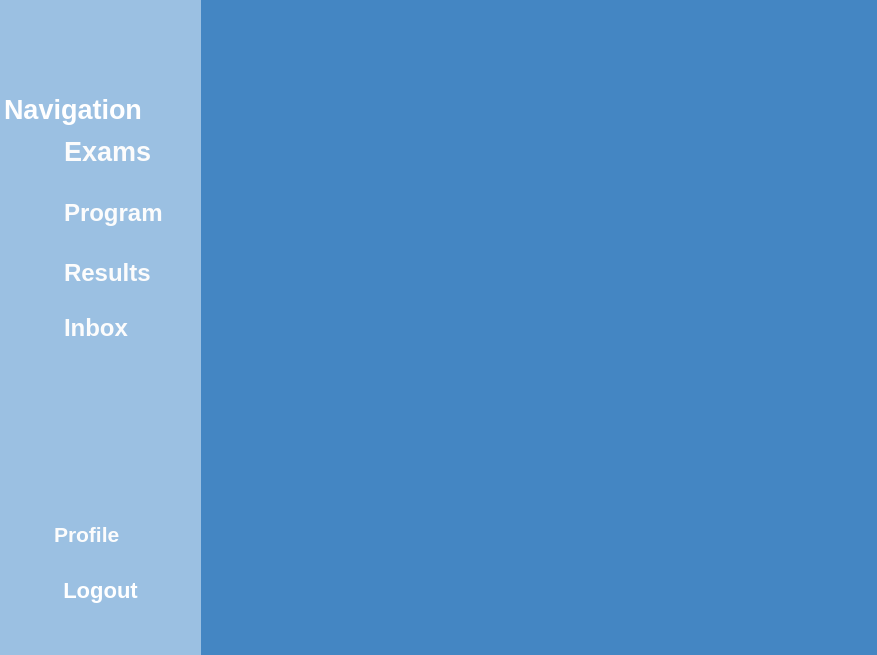
codingburgas/sprint-eschool-ag-universe, file AGUniverse/presentationLayer/main_menu.ui: the form before one commit.
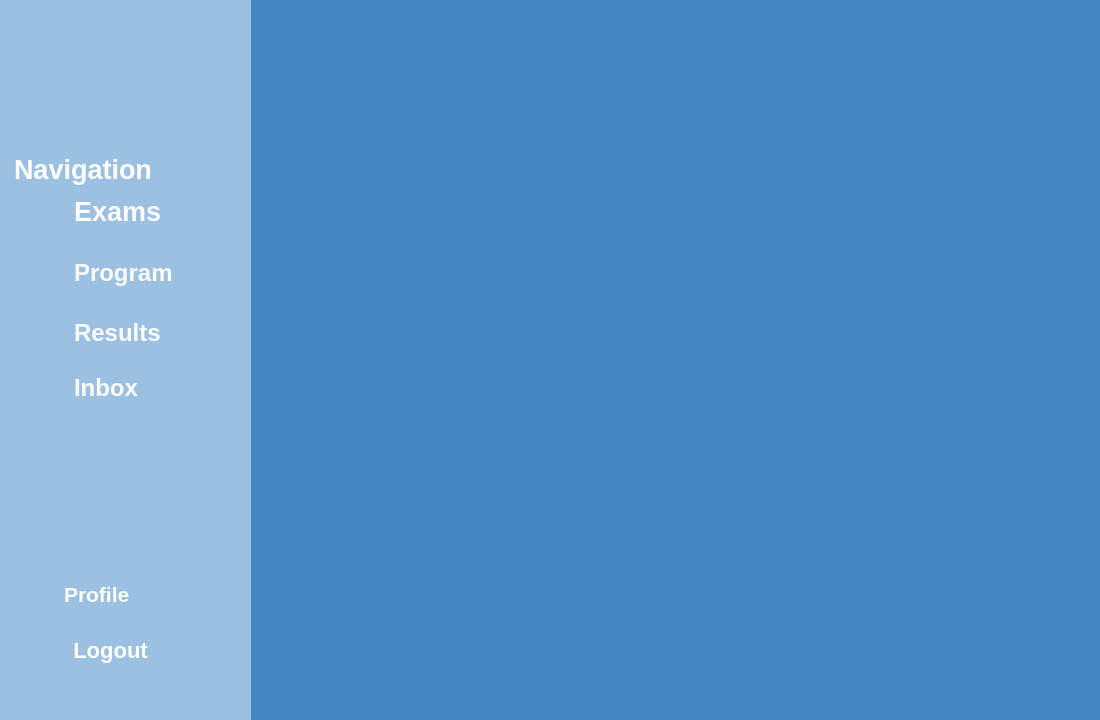
The form after the commit. Icons and pictures are not drawn.

```diff
--- a/AGUniverse/presentationLayer/main_menu.ui
+++ b/AGUniverse/presentationLayer/main_menu.ui
@@ -6,8 +6,8 @@
    <rect>
     <x>0</x>
     <y>0</y>
-    <width>877</width>
-    <height>655</height>
+    <width>1100</width>
+    <height>720</height>
    </rect>
   </property>
   <property name="cursor">
@@ -22,22 +22,13 @@
     <height>30</height>
    </size>
   </property>
-  <widget class="QWidget" name="centralwidget" native="true">
-   <property name="geometry">
-    <rect>
-     <x>-10</x>
-     <y>-10</y>
-     <width>911</width>
-     <height>691</height>
-    </rect>
-   </property>
    <widget class="QLabel" name="backgroundblue_bg">
     <property name="geometry">
      <rect>
-      <x>10</x>
-      <y>-40</y>
-      <width>901</width>
-      <height>711</height>
+     <x>0</x>
+     <y>0</y>
+     <width>1100</width>
+     <height>720</height>
      </rect>
     </property>
     <property name="styleSheet">
@@ -63,8 +54,8 @@
     <property name="geometry">
      <rect>
       <x>0</x>
-      <y>-50</y>
-      <width>211</width>
+     <y>0</y>
+     <width>251</width>
       <height>721</height>
      </rect>
     </property>
@@ -376,7 +367,6 @@
     <zorder>label_4</zorder>
     <zorder>pushButton</zorder>
    </widget>
-  </widget>
   <action name="actiontext1">
    <property name="text">
     <string>text1</string>
```
Left out of the diff: 14 changed lines with no effect on the pictures. Lines whose indentation alone changed are shown as unchanged.
